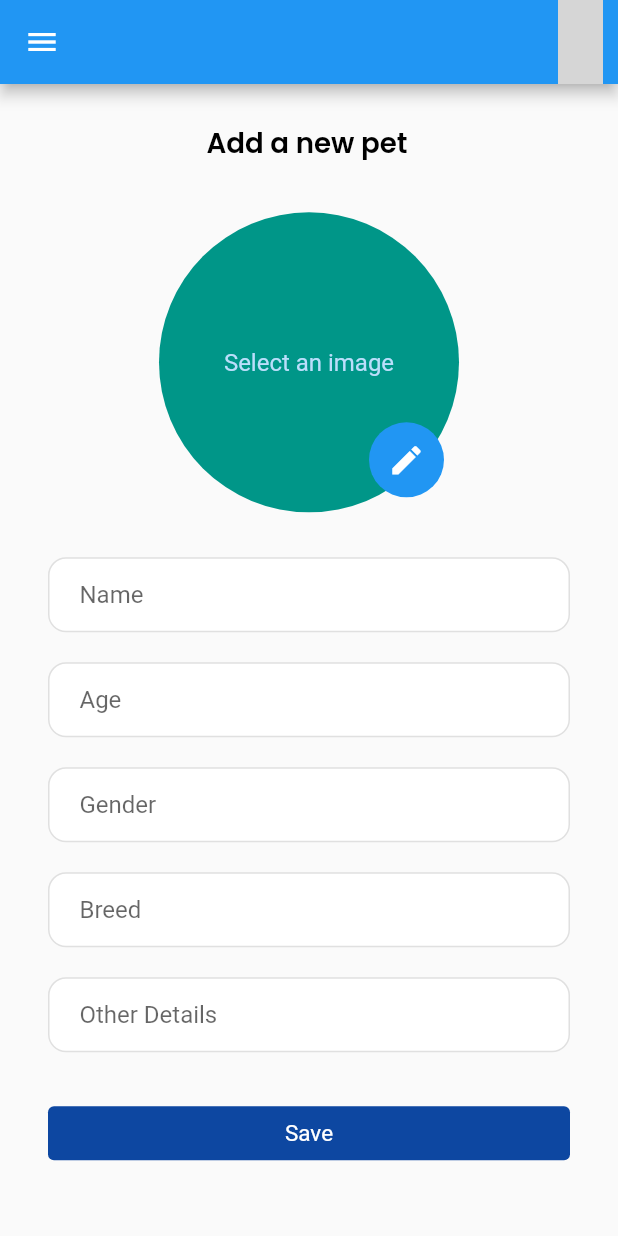
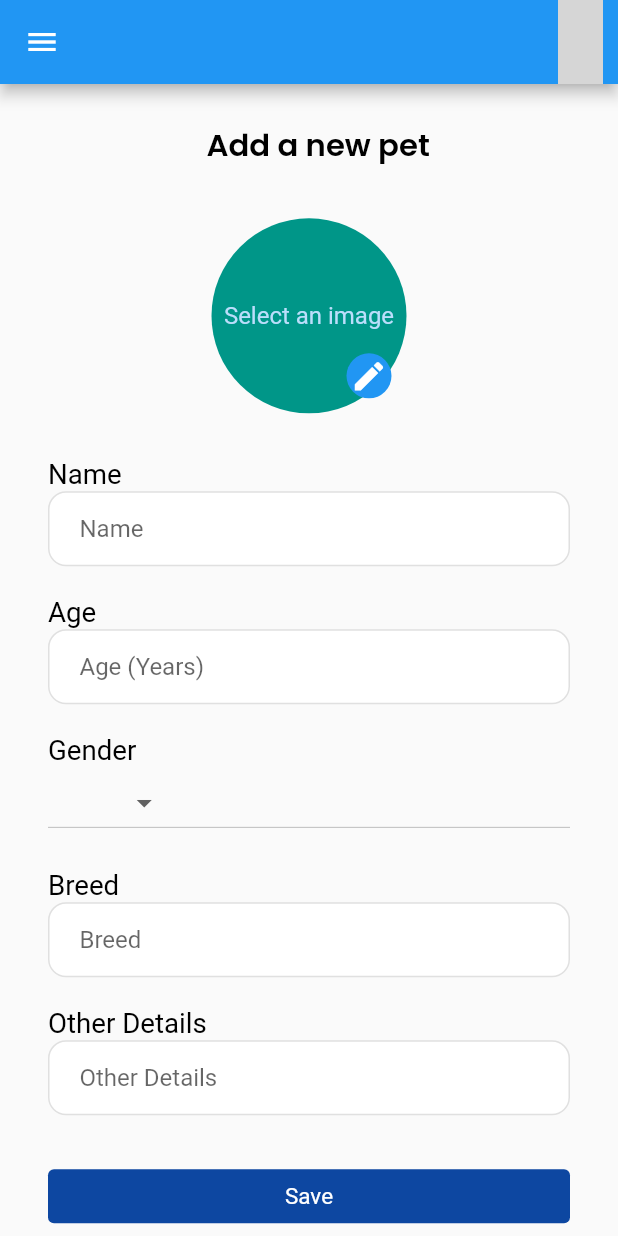
Before and after one commit to shaniyafernando/vet_me, a Flutter app: the PetProfile screen opened directly, on a phone screen of 412 x 824 dp. Run offline on Flutter 3.47's test engine with Material 2 defaults, Android fonts, the phone set to English and light mode, and no system bars; our stand-ins replace cloud_firestore, firebase_auth, firebase_core, google_fonts, google_places_flutter, google_sign_in and 2 more; missing offline and left inert: flutter_advanced_avatar, geoflutterfire2; accounts and stored records are empty; Roboto replaces fonts that are missing (KrubKrub:wght@600); grey boxes are pictures that could not be loaded.

Commit message:
Altered Pet Profile
Please check the issue with Gender Drop Down as it doesn't store the selected value

```diff
--- a/lib/screens/pet-owner/create-pet-profile.dart
+++ b/lib/screens/pet-owner/create-pet-profile.dart
@@ -1,20 +1,29 @@
 import 'package:flutter/material.dart';
+import 'package:google_places_flutter/google_places_flutter.dart';
 import '../../utils.dart';
 import '../widgets/profile-avatar.dart';
 import 'package:mad_cw2_vet_me/screens/widgets/text-field.dart';
 import '../widgets/profile_pic.dart';
 
 class PetProfile extends StatelessWidget {
+
   final TextEditingController _nameController = TextEditingController();
   final TextEditingController _ageController = TextEditingController();
+  final TextEditingController _genderController = TextEditingController();
+  final TextEditingController _breedController = TextEditingController();
+  final TextEditingController _detailsController = TextEditingController();
 
   PetProfile({super.key});
 
   @override
   Widget build(BuildContext context) {
     double baseWidth = 390;
-    double fem = MediaQuery.of(context).size.width / baseWidth;
+    double fem = MediaQuery
+        .of(context)
+        .size
+        .width / baseWidth;
     double ffem = fem * 0.97;
+
 
     return Scaffold(
       appBar: AppBar(
@@ -35,7 +44,7 @@ class PetProfile extends StatelessWidget {
               'Add a new pet',
               style: SafeGoogleFont(
                 'Poppins',
-                fontSize: 18 * ffem,
+                fontSize: 20 * ffem,
                 fontWeight: FontWeight.w600,
                 height: 1.9462193383 * ffem / fem,
                 color: const Color(0xff000000),
@@ -49,6 +58,14 @@ class PetProfile extends StatelessWidget {
           const SizedBox(
             height: 30.0,
           ),
+          Text(
+            'Name',
+            style: SafeGoogleFont(
+              'KrubKrub:wght@600',
+              fontSize: 18 * ffem,
+              color: const Color(0xff000000),
+            ),
+          ),
           InputField(
               hintText: "Name",
               controller: _nameController,
@@ -56,30 +73,81 @@ class PetProfile extends StatelessWidget {
           const SizedBox(
             height: 20.0,
           ),
+          Text(
+            'Age',
+            style: SafeGoogleFont(
+              'KrubKrub:wght@600',
+              fontSize: 18 * ffem,
+              color: const Color(0xff000000),
+            ),
+          ),
+          Container(
+              decoration: BoxDecoration(
+                  color: Colors.white,
+                  border: Border.all(color: Colors.grey.shade300),
+                  borderRadius: BorderRadius.circular(12.0)),
+              child: Padding(
+                  padding: const EdgeInsets.only(left: 20.0),
+                  child: TextField(
+                    keyboardType: TextInputType.number,
+                    textInputAction: TextInputAction.done,
+                    controller: _ageController,
+                    decoration: const InputDecoration(
+                        border: InputBorder.none,
+                        hintText: "Age (Years)"
+                    ),
+                  )
+              )
+          ),
+          const SizedBox(
+            height: 20.0,
+          ),
+          Text(
+            'Gender',
+            style: SafeGoogleFont(
+              'KrubKrub:wght@600',
+              fontSize: 18 * ffem,
+              color: const Color(0xff000000),
+            ),
+          ),
+   DropdownButton<String>(
+          onChanged: (value){
+
+          },
+          items: [
+      DropdownMenuItem( child: Text('Male'), value: 'Male', ),
+            DropdownMenuItem( child: Text('Female'), value: 'Female', ),
+    ],
+    ),
+          const SizedBox(
+            height: 20.0,
+          ),
+          Text(
+            'Breed',
+            style: SafeGoogleFont(
+              'KrubKrub:wght@600',
+              fontSize: 18 * ffem,
+              color: const Color(0xff000000),
+            ),
+          ),
           InputField(
-              hintText: "Age",
-              controller: _ageController,
+              hintText: "Breed",
+              controller: _breedController,
               obscureText: false),
           const SizedBox(
             height: 20.0,
           ),
-          InputField(
-              hintText: "Gender",
-              controller: _ageController,
-              obscureText: false),
-          const SizedBox(
-            height: 20.0,
-          ),
-          InputField(
-              hintText: "Breed",
-              controller: _nameController,
-              obscureText: false),
-          const SizedBox(
-            height: 20.0,
+          Text(
+            'Other Details',
+            style: SafeGoogleFont(
+              'KrubKrub:wght@600',
+              fontSize: 18 * ffem,
+              color: const Color(0xff000000),
+            ),
           ),
           InputField(
               hintText: "Other Details",
-              controller: _ageController,
+              controller: _detailsController,
               obscureText: false),
           const SizedBox(
             height: 30.0,
@@ -95,4 +163,5 @@ class PetProfile extends StatelessWidget {
       ),
     );
   }
+
 }
--- a/lib/screens/widgets/profile_pic.dart
+++ b/lib/screens/widgets/profile_pic.dart
@@ -56,7 +56,7 @@ class _ProfilePicState extends State<ProfilePic> {
       child: Stack(
         children: <Widget>[
           CircleAvatar(
-            radius: 100.0,
+            radius: 65.0,
             backgroundColor: Colors.teal,
             child: _image != null
                 ? new CircleAvatar(backgroundImage: new FileImage(_image!), radius: 100.0,)
@@ -74,7 +74,7 @@ class _ProfilePicState extends State<ProfilePic> {
                 );
               },
               child: CircleAvatar(
-                radius: 25.0,
+                radius: 15.0,
                 backgroundColor: Colors.blue,
                 child: Icon(
                   Icons.edit,
```
Also changed, not shown: lib/screens/pet-owner/view-pet.dart (+46 -3 lines).
